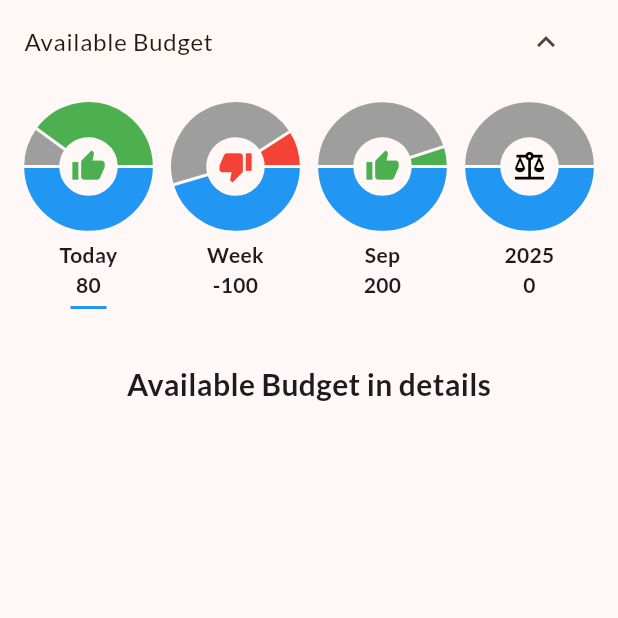
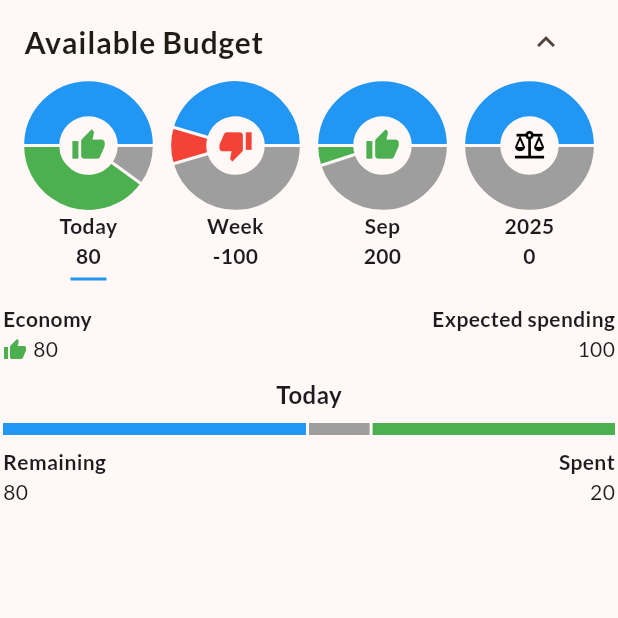
Before and after one commit to denickman/Budget, a Flutter app: the screen it shows after launch, after a tap on the "keyboard arrow down" icon, after a tap on "Today", on a phone screen of 412 x 824 dp, the top half of it. Run offline on Flutter 3.47's test engine with Material 3 defaults, Android fonts, the phone set to English and light mode, and no system bars; drawn by our look-alikes of fl_chart; our stand-ins replace google_fonts.

Commit message:
Add available status info of selected period

```diff
--- a/lib/screens/available.dart
+++ b/lib/screens/available.dart
@@ -2,6 +2,7 @@ import 'package:flutter/material.dart';
 import 'package:fl_chart/fl_chart.dart';
 import 'package:google_fonts/google_fonts.dart';
 import 'package:intl/intl.dart';
+import 'package:finapp/widgets/available/available_status.dart';
 
 class AvailableScreen extends StatefulWidget {
   const AvailableScreen({super.key});
@@ -38,29 +39,27 @@ class _AvailableScreenState extends State<AvailableScreen> {
   double spent,
   double circleSize,
 ) {
-    double gray = spent > initial ? initial : spent; // spent within budget
-    double red = spent > initial ? spent - initial : 0; // overspending
-    double green = spent < initial ? initial - spent : 0; // saved
-    double white = initial; // total amount of available funds
+  final spentWithinBudget = spent > initial ? initial : spent;
+  final overspent = spent > initial ? spent - initial : 0;
+  final saved = spent < initial ? initial - spent : 0;
 
   PieChartSectionData makeSection(double value, Color color) {
-      final double radius = circleSize * 0.30;
     return PieChartSectionData(
       value: value,
       color: color,
-        radius: radius,
+      radius: circleSize * 0.30,
       showTitle: false,
     );
   }
 
-    final sections = <PieChartSectionData>[];
-    if (white > 0) sections.add(makeSection(white, Colors.blue));
-    if (gray > 0) sections.add(makeSection(gray, Colors.grey));
-    if (red > 0) sections.add(makeSection(red, Colors.red));
-    if (green > 0) sections.add(makeSection(green, Colors.green));
+  return [
+    if (spentWithinBudget > 0) makeSection(spentWithinBudget, Colors.grey),
+    if (overspent > 0) makeSection(overspent.toDouble(), Colors.red),
+    if (saved > 0) makeSection(saved.toDouble(), Colors.green),
+    makeSection(initial, Colors.blue),
+  ];
+}
 
-    return sections;
-  }
 
   IconData getCenterIcon(double initial, double spent) {
     if (spent > initial) return Icons.thumb_down;
@@ -72,12 +71,16 @@ class _AvailableScreenState extends State<AvailableScreen> {
     return initial - spent;
   }
 
-  Widget _buildExpandedText() {
+  Widget _showAvailableStatus() {
+    if (_selectedPeriodIndex == null) {
+      return Container(); // Пустой контейнер, если период не выбран
+    }
     return Padding(
-      padding: const EdgeInsets.all(16),
-      child: Text(
-        'Available Budget in details',
-        style: TextStyle(fontSize: 20, fontWeight: FontWeight.bold),
+      padding: const EdgeInsets.all(2.0),
+      child: AvailableStatus(
+        period: periods[_selectedPeriodIndex!],
+        isSelected: true,
+        onPeriodSelected: (index) => setState(() => _selectedPeriodIndex = index),
       ),
     );
   }
@@ -130,7 +133,7 @@ class _AvailableScreenState extends State<AvailableScreen> {
                     ),
                   ],
                 ),
-                SizedBox(height: 10),
+                SizedBox(height: 5),
                 Text(
                   period['label'],
                   textAlign: TextAlign.center,
@@ -147,7 +150,6 @@ class _AvailableScreenState extends State<AvailableScreen> {
                     fontSize: 14,
                   ),
                 ),
-
                 AnimatedContainer(
                   duration: Duration(milliseconds: 300),
                   curve: Curves.easeInOut,
@@ -165,55 +167,6 @@ class _AvailableScreenState extends State<AvailableScreen> {
     );
   }
 
-
-/*
-  Widget _buildPeriodCircles(BuildContext context) {
-    final periods = [
-      "Q1",
-      "Q2",
-      "Q3",
-      "Q4",
-      "Q5",
-      "Q6",
-      "Q7",
-    ]; // example of initial data
-    const double circleSize = 80.0;
-    const double spacing = 10.0;
-
-    return Wrap(
-      spacing: spacing,
-      runSpacing: spacing,
-      alignment: WrapAlignment.center,
-      children: periods.asMap().entries.map((entry) {
-        final index = entry.key;
-        final period = entry.value;
-
-        return SizedBox(
-          width: circleSize,
-          height: circleSize,
-          child: DecoratedBox(
-            decoration: BoxDecoration(
-              shape: BoxShape.circle,
-              color: index == 2
-                  ? Colors.blue
-                  : Colors.grey[300], // example of hightlight
-            ),
-            child: Center(
-              child: Text(
-                period,
-                style: const TextStyle(
-                  fontSize: 16,
-                  fontWeight: FontWeight.bold,
-                ),
-              ),
-            ),
-          ),
-        );
-      }).toList(),
-    );
-  }
-  */
-
   // ===== Lifecycle ======
 
   @override
@@ -223,7 +176,13 @@ class _AvailableScreenState extends State<AvailableScreen> {
         child: Column(
           children: [
             ListTile(
-              title: Text('Available Budget'),
+              title: Text(
+                'Available Budget',
+                style: GoogleFonts.lato(
+                  fontWeight: FontWeight.bold,
+                  fontSize: 20,
+                ),
+              ),
               trailing: IconButton(
                 icon: Icon(
                   _isExpanded
@@ -232,15 +191,14 @@ class _AvailableScreenState extends State<AvailableScreen> {
                 ),
                 onPressed: () {
                   setState(() => _isExpanded = !_isExpanded);
-                  print('Expand DATA!');
                 },
               ),
             ),
             Padding(
-              padding: const EdgeInsets.all(16.0),
+              padding: const EdgeInsets.all(2.0),
               child: _buildPeriodCircles(context),
             ),
-            if (_isExpanded) _buildExpandedText(),
+            if (_isExpanded) _showAvailableStatus(),
           ],
         ),
       ),
--- /dev/null
+++ b/lib/widgets/available/available_status.dart
@@ -0,0 +1,246 @@
+import 'package:flutter/material.dart';
+import 'package:google_fonts/google_fonts.dart';
+
+class AvailableStatus extends StatelessWidget {
+  // ===== Init =====
+  const AvailableStatus({
+    super.key,
+    required this.period,
+    required this.isSelected,
+    required this.onPeriodSelected,
+  });
+
+  // ===== Properties =====
+  final Map<String, dynamic> period;
+  final bool isSelected;
+  final Function(int) onPeriodSelected;
+
+  // ===== Methods =====
+  IconData getCenterIcon(double initial, double spent) {
+    if (spent > initial) return Icons.thumb_down;
+    if (spent < initial) return Icons.thumb_up;
+    return Icons.balance;
+  }
+
+  double getRemaining(double initial, double spent) {
+    return initial - spent;
+  }
+
+  // ===== Lifecycle =====
+  @override
+  Widget build(BuildContext context) {
+    final screenWidth = MediaQuery.of(context).size.width;
+    const spacing = 20.0;
+    const segmentSpacing = 2.0; // Отступ между сегментами
+
+    double initial = period['initial'];
+    double spent = period['spent'];
+
+    double gray = spent > initial ? initial : spent; // Потрачено в пределах
+    double red = spent > initial ? spent - initial : 0; // Перерасход
+    double green = spent < initial ? initial - spent : 0; // Сэкономлено
+    double total = initial + red; // Полная длина шкалы (учитываем перерасход)
+
+    // Рассчитываем веса для Expanded
+    int blueWeight = (initial / total * 100).round();
+    int grayWeight = (gray / total * 100).round();
+    int redWeight = (red / total * 100).round();
+    int greenWeight = (green / total * 100).round();
+
+    // Создаем список сегментов
+    List<Widget> segments = [];
+    if (blueWeight > 0) {
+      segments.addAll([
+        Expanded(
+          flex: blueWeight,
+          child: AnimatedContainer(
+            duration: const Duration(milliseconds: 500),
+            curve: Curves.easeInOut,
+            height: 8,
+            color: Colors.blue,
+          ),
+        ),
+        const SizedBox(width: segmentSpacing),
+      ]);
+    }
+    if (grayWeight > 0) {
+      segments.addAll([
+        Expanded(
+          flex: grayWeight,
+          child: AnimatedContainer(
+            duration: const Duration(milliseconds: 500),
+            curve: Curves.easeInOut,
+            height: 8,
+            color: Colors.grey,
+          ),
+        ),
+        const SizedBox(width: segmentSpacing),
+      ]);
+    }
+    if (redWeight > 0) {
+      segments.addAll([
+        Expanded(
+          flex: redWeight,
+          child: AnimatedContainer(
+            duration: const Duration(milliseconds: 500),
+            curve: Curves.easeInOut,
+            height: 8,
+            color: Colors.red,
+          ),
+        ),
+        const SizedBox(width: segmentSpacing),
+      ]);
+    }
+    if (greenWeight > 0) {
+      segments.addAll([
+        Expanded(
+          flex: greenWeight,
+          child: AnimatedContainer(
+            duration: const Duration(milliseconds: 500),
+            curve: Curves.easeInOut,
+            height: 8,
+            color: Colors.green,
+          ),
+        ),
+        const SizedBox(width: segmentSpacing),
+      ]);
+    }
+
+    // Удаляем последний SizedBox, если он есть
+    if (segments.isNotEmpty && segments.last is SizedBox) {
+      segments.removeLast();
+    }
+
+    return GestureDetector(
+      onTap: () => onPeriodSelected(0), // Всегда 0, так как один период
+      child: Padding(
+        padding: const EdgeInsets.symmetric(vertical: 8.0),
+        child: Column(
+          children: [
+            // Верхняя часть: Overspend/Economy и Expected Spending
+            Row(
+              mainAxisAlignment: MainAxisAlignment.spaceBetween,
+              children: [
+                Column(
+                  crossAxisAlignment: CrossAxisAlignment.start,
+                  children: [
+                    Text(
+                      spent > initial ? 'Overspend' : 'Economy',
+                      style: GoogleFonts.lato(
+                        fontWeight: FontWeight.bold,
+                        fontSize: 14,
+                      ),
+                    ),
+                    Row(
+                      children: [
+                        Icon(
+                          getCenterIcon(initial, spent),
+                          size: 16,
+                          color: spent > initial
+                              ? Colors.red
+                              : (spent < initial ? Colors.green : Colors.black),
+                        ),
+                        SizedBox(width: 4),
+                        Text(
+                          spent > initial
+                              ? '${red.toStringAsFixed(0)}'
+                              : '${green.toStringAsFixed(0)}',
+                          style: GoogleFonts.lato(fontSize: 14),
+                        ),
+                      ],
+                    ),
+                  ],
+                ),
+                Column(
+                  crossAxisAlignment: CrossAxisAlignment.end,
+                  children: [
+                    Text(
+                      'Expected spending',
+                      style: GoogleFonts.lato(
+                        fontWeight: FontWeight.bold,
+                        fontSize: 14,
+                      ),
+                    ),
+                    Text(
+                      '${initial.toStringAsFixed(0)}',
+                      style: GoogleFonts.lato(fontSize: 14),
+                    ),
+                  ],
+                ),
+              ],
+            ),
+            SizedBox(height: 8),
+            // Период и индикатор
+            Stack(
+              children: [
+                Text(
+                  period['label'],
+                  style: GoogleFonts.lato(
+                    fontWeight: FontWeight.bold,
+                    fontSize: 16,
+                  ),
+                ),
+                if (isSelected)
+                  Positioned(
+                    bottom: -4,
+                    left: 0,
+                    right: 0,
+                    child: AnimatedContainer(
+                      duration: Duration(milliseconds: 300),
+                      curve: Curves.easeInOut,
+                      height: 2,
+                      color: Colors.blue,
+                    ),
+                  ),
+              ],
+            ),
+            SizedBox(height: 8),
+            // Сегменты в Row
+            Row(
+              children: segments,
+            ),
+            SizedBox(height: 8),
+            // Нижняя часть: Remaining и Spent
+            Row(
+              mainAxisAlignment: MainAxisAlignment.spaceBetween,
+              children: [
+                Column(
+                  crossAxisAlignment: CrossAxisAlignment.start,
+                  children: [
+                    Text(
+                      'Remaining',
+                      style: GoogleFonts.lato(
+                        fontWeight: FontWeight.bold,
+                        fontSize: 14,
+                      ),
+                    ),
+                    Text(
+                      '${getRemaining(initial, spent).toStringAsFixed(0)}',
+                      style: GoogleFonts.lato(fontSize: 14),
+                    ),
+                  ],
+                ),
+                Column(
+                  crossAxisAlignment: CrossAxisAlignment.end,
+                  children: [
+                    Text(
+                      'Spent',
+                      style: GoogleFonts.lato(
+                        fontWeight: FontWeight.bold,
+                        fontSize: 14,
+                      ),
+                    ),
+                    Text(
+                      '${spent.toStringAsFixed(0)}',
+                      style: GoogleFonts.lato(fontSize: 14),
+                    ),
+                  ],
+                ),
+              ],
+            ),
+          ],
+        ),
+      ),
+    );
+  }
+}
```
Also changed, not shown: lib/widgets/available/available_budget.dart (added). Lines whose indentation alone changed are shown as unchanged.
